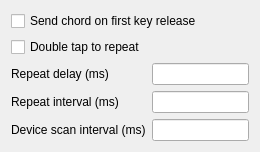
First picture: the form in plover/gui_qt/config_plover_hid_widget.ui, repository Ankhanh975/plover-main-fork, before the edit.
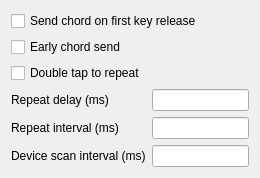
Second picture: the form after the edit.

Commit message: Implement early chord send feature with UI adjustments and tests

Diff of the .ui file:
```diff
--- a/plover/gui_qt/config_plover_hid_widget.ui
+++ b/plover/gui_qt/config_plover_hid_widget.ui
@@ -7,7 +7,7 @@
     <x>0</x>
     <y>0</y>
     <width>260</width>
-    <height>140</height>
+    <height>170</height>
    </rect>
   </property>
   <property name="windowTitle">
@@ -29,6 +29,18 @@
 
    <!-- Row 1: Double tap repeat -->
    <item row="1" column="0" colspan="2">
+    <widget class="QCheckBox" name="early_stroke_send">
+     <property name="toolTip">
+      <string>Send a chord after the keys have been held for a short quiet period. If more keys are pressed, correct the provisional output and send the expanded chord.</string>
+     </property>
+     <property name="text">
+      <string>Early chord send</string>
+     </property>
+    </widget>
+   </item>
+
+   <!-- Row 2: Double tap repeat -->
+   <item row="2" column="0" colspan="2">
     <widget class="QCheckBox" name="double_tap_repeat">
      <property name="toolTip">
       <string>Tap and then hold a chord to send it repeatedly.</string>
@@ -39,8 +51,8 @@
     </widget>
    </item>
 
-   <!-- Row 2: Repeat delay (ms) -->
-   <item row="2" column="0">
+   <!-- Row 3: Repeat delay (ms) -->
+   <item row="3" column="0">
     <widget class="QLabel" name="label_repeat_delay_ms">
      <property name="text">
       <string>Repeat delay (ms)</string>
@@ -50,7 +62,7 @@
      </property>
     </widget>
    </item>
-   <item row="2" column="1">
+   <item row="3" column="1">
     <widget class="QLineEdit" name="repeat_delay_ms">
      <property name="toolTip">
       <string>Delay before chord starts repeating.</string>
@@ -58,8 +70,8 @@
     </widget>
    </item>
 
-   <!-- Row 3: Repeat interval (ms) -->
-   <item row="3" column="0">
+   <!-- Row 4: Repeat interval (ms) -->
+   <item row="4" column="0">
     <widget class="QLabel" name="label_repeat_interval_ms">
      <property name="text">
       <string>Repeat interval (ms)</string>
@@ -69,7 +81,7 @@
      </property>
     </widget>
    </item>
-   <item row="3" column="1">
+   <item row="4" column="1">
     <widget class="QLineEdit" name="repeat_interval_ms">
      <property name="toolTip">
       <string>Interval between chord repetitions.</string>
@@ -77,8 +89,8 @@
     </widget>
    </item>
 
-   <!-- Row 4: Device scan interval (ms) -->
-   <item row="4" column="0">
+   <!-- Row 5: Device scan interval (ms) -->
+   <item row="5" column="0">
     <widget class="QLabel" name="label_device_scan_interval_ms">
      <property name="text">
       <string>Device scan interval (ms)</string>
@@ -88,7 +100,7 @@
      </property>
     </widget>
    </item>
-   <item row="4" column="1">
+   <item row="5" column="1">
     <widget class="QLineEdit" name="device_scan_interval_ms">
      <property name="toolTip">
       <string>How often to scan for newly plugged-in devices.</string>
```
Left out of the diff: 9 changed lines with no effect on the pictures. The commit also changes 3 other files.
